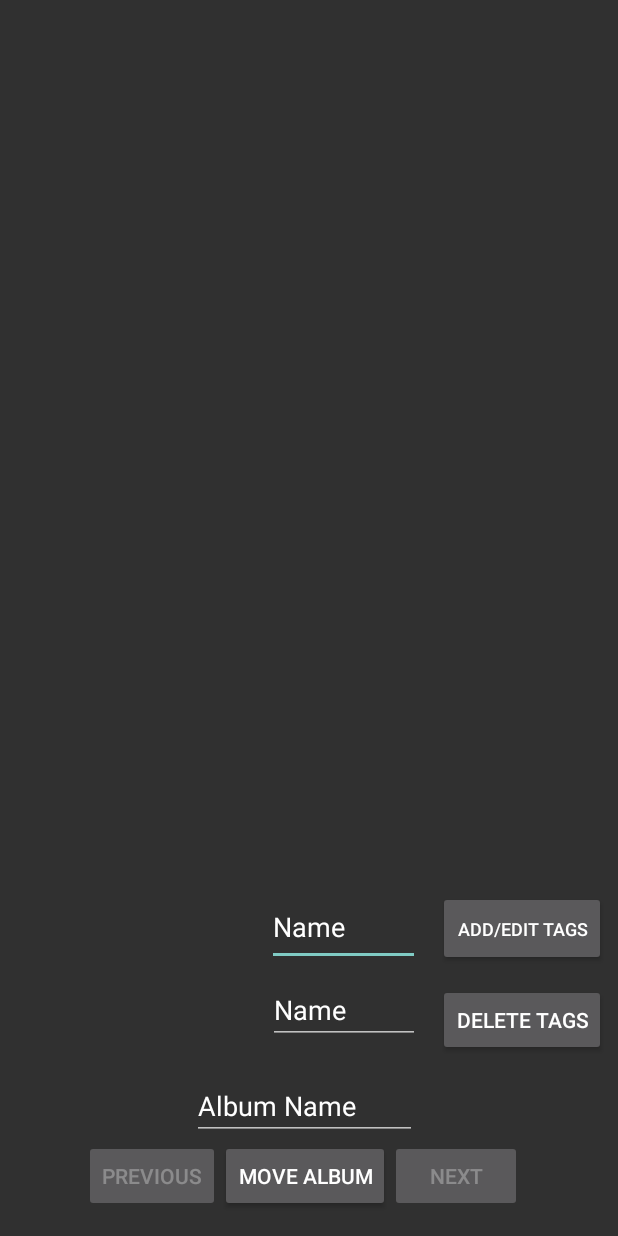
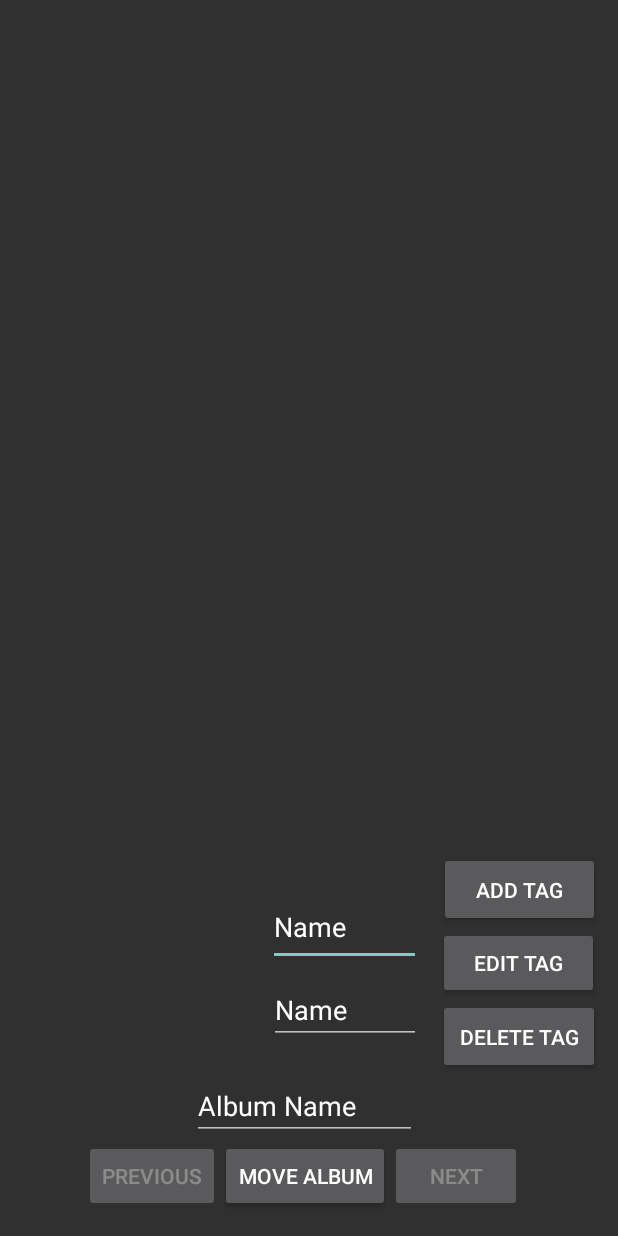
Before and after one commit to eshil-patel/Android-Photo-Gallery, an Android app: the display_Photo screen opened directly, with no data from a screen before it, on a phone screen of 412 x 824 dp. Run offline under Robolectric (Android 15) with nearby library versions, the phone set to English and light mode, and no system bars; 1 statement that could not run was skipped.

Commit message:
tags and movealbum

```diff
--- a/AndroidProject16/app/src/main/java/com/example/androidproject16/Tag.java
+++ b/AndroidProject16/app/src/main/java/com/example/androidproject16/Tag.java
@@ -68,6 +68,6 @@ public class Tag implements Serializable{
      * @see java.lang.Object#toString()
      */
     public String toString(){
-        return ("(" + this.name+ ", " + this.value+")");
+        return ( this.name+ ", " + this.value);
     }
 }
--- a/AndroidProject16/app/src/main/res/layout/activity_display__photo.xml
+++ b/AndroidProject16/app/src/main/res/layout/activity_display__photo.xml
@@ -38,18 +38,15 @@
 
     <Button
         android:id="@+id/addTagButton"
-        android:layout_width="112dp"
+        android:layout_width="107dp"
         android:layout_height="50dp"
-        android:layout_marginStart="8dp"
-        android:layout_marginEnd="8dp"
-        android:layout_marginBottom="12dp"
+        android:layout_marginEnd="12dp"
+        android:layout_marginBottom="48dp"
         android:onClick="addTag"
-        android:text="Add/Edit Tags"
-        android:textSize="12sp"
+        android:text="Add Tag"
+        android:textSize="14sp"
         app:layout_constraintBottom_toTopOf="@+id/deleteTagButton"
-        app:layout_constraintEnd_toEndOf="parent"
-        app:layout_constraintHorizontal_bias="1.0"
-        app:layout_constraintStart_toStartOf="@+id/deleteTagButton" />
+        app:layout_constraintEnd_toEndOf="parent" />
 
     <EditText
         android:id="@+id/tagNameText"
@@ -76,12 +73,11 @@
 
     <Button
         android:id="@+id/deleteTagButton"
-        android:layout_width="wrap_content"
-        android:layout_height="wrap_content"
-        android:layout_marginEnd="8dp"
-        android:layout_marginBottom="12dp"
+        android:layout_width="108dp"
+        android:layout_height="50dp"
+        android:layout_marginEnd="12dp"
         android:onClick="deleteTag"
-        android:text="Delete Tags"
+        android:text="Delete Tag"
         app:layout_constraintBottom_toTopOf="@+id/albumNameText"
         app:layout_constraintEnd_toEndOf="parent" />
 
@@ -109,9 +105,18 @@
         android:id="@+id/tagList"
         android:layout_width="135dp"
         android:layout_height="99dp"
-        android:layout_marginEnd="16dp"
+        android:layout_marginEnd="12dp"
         android:layout_marginBottom="24dp"
         app:layout_constraintBottom_toTopOf="@+id/albumNameText"
         app:layout_constraintEnd_toStartOf="@+id/tagValueText" />
 
+    <Button
+        android:id="@+id/button8"
+        android:layout_width="107dp"
+        android:layout_height="48dp"
+        android:onClick="editTag"
+        android:text="Edit Tag"
+        app:layout_constraintBottom_toTopOf="@+id/deleteTagButton"
+        app:layout_constraintStart_toStartOf="@+id/deleteTagButton" />
+
 </android.support.constraint.ConstraintLayout>
```
Also changed, not shown: AndroidProject16/app/src/main/java/com/example/androidproject16/Photo.java (+10 -0 lines), AndroidProject16/app/src/main/java/com/example/androidproject16/display_Photo.java (+86 -8 lines).
